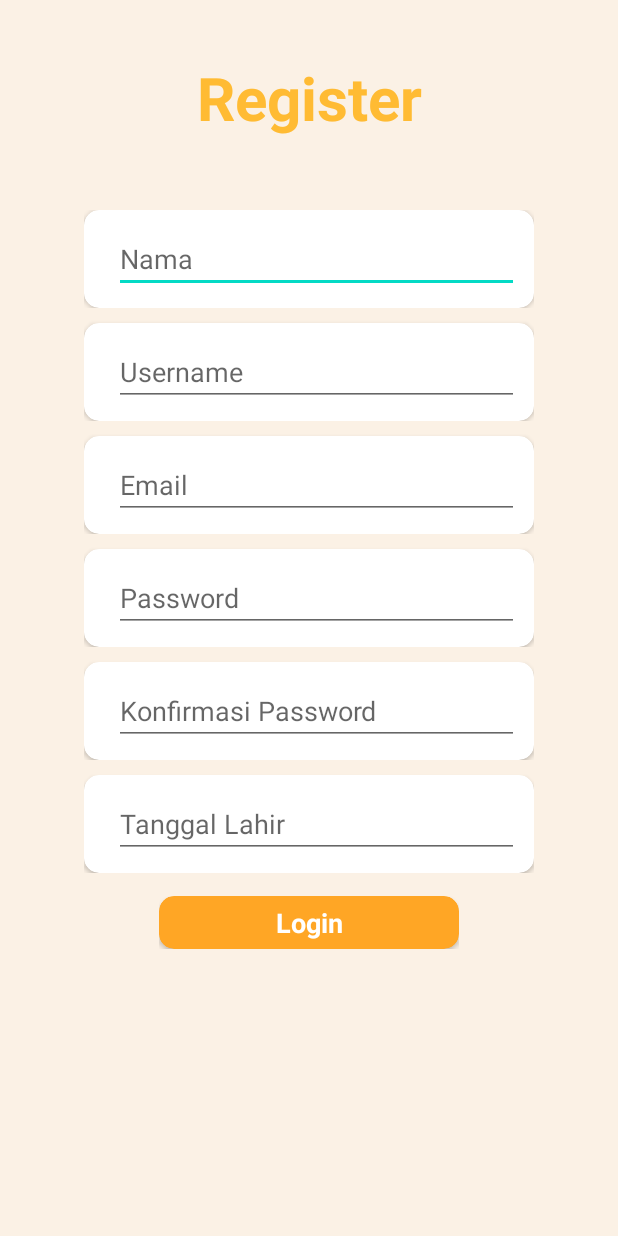
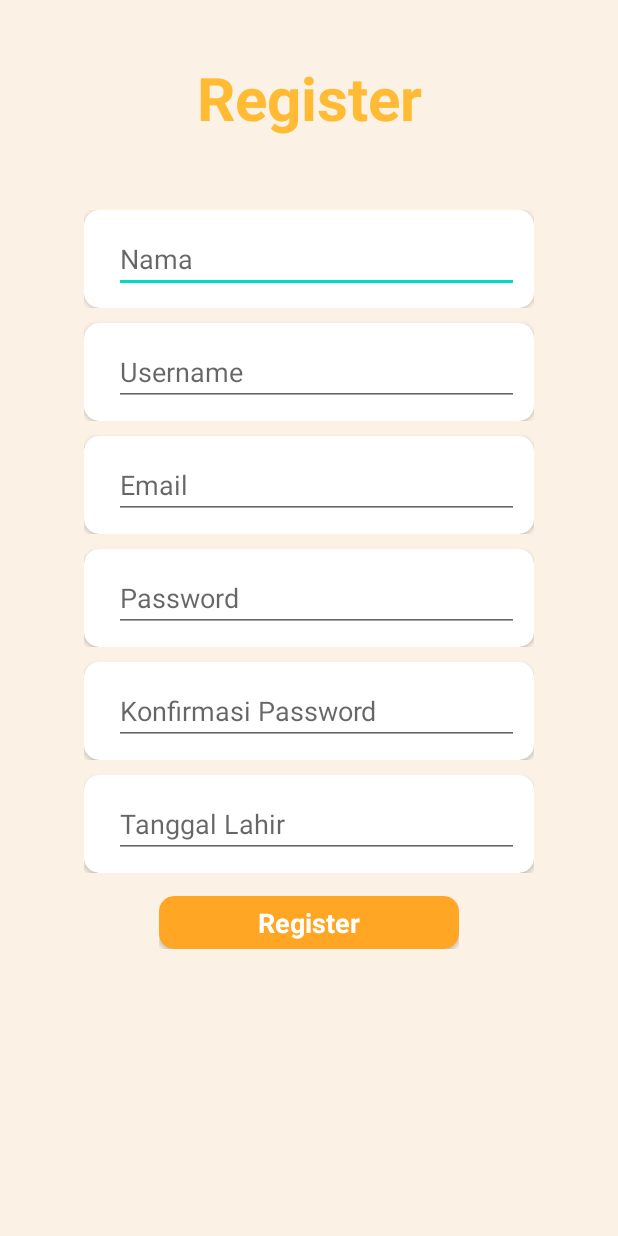
Before and after one commit to PutriEndahP/welearn_android, an Android app: the RegisterActivity screen opened directly, with no data from a screen before it, on a phone screen of 412 x 824 dp. Run offline under Robolectric (Android 15) with nearby library versions, the phone set to English and light mode, and no system bars.

Commit message:
register java

```diff
--- a/app/src/main/java/com/example/welearn/Activity/RegisterActivity.java
+++ b/app/src/main/java/com/example/welearn/Activity/RegisterActivity.java
@@ -1,16 +1,31 @@
 package com.example.welearn.Activity;
 
 import androidx.appcompat.app.AppCompatActivity;
+import androidx.cardview.widget.CardView;
 
 import android.os.Bundle;
+import android.widget.EditText;
+import android.widget.TextView;
 
 import com.example.welearn.R;
 
 public class RegisterActivity extends AppCompatActivity {
 
+    TextView title;
+    CardView cardView, cardView1, cardView2, cardView3, cardView4, cardView5, cardView6;
+    EditText nama, username, email, password, konfirm_pass, tgl_lahir;
+
     @Override
     protected void onCreate(Bundle savedInstanceState) {
         super.onCreate(savedInstanceState);
         setContentView(R.layout.activity_register);
+        title = (TextView)findViewById(R.id.judul);
+        cardView = (CardView)findViewById(R.id.card_nama);
+        cardView1 = (CardView)findViewById(R.id.card_username);
+        cardView2 = (CardView)findViewById(R.id.card_email);
+        cardView3 = (CardView)findViewById(R.id.card_password);
+        cardView4 = (CardView)findViewById(R.id.card_konfirmasi_password);
+        cardView5 = (CardView)findViewById(R.id.card_tgl_lahir);
+        cardView6 = (CardView)findViewById(R.id.btn_register);
     }
 }
--- a/app/src/main/res/layout/activity_register.xml
+++ b/app/src/main/res/layout/activity_register.xml
@@ -7,18 +7,15 @@
     android:orientation="vertical"
     tools:context=".Activity.RegisterActivity"
     android:background="@color/colorBG">
-
     <LinearLayout
         android:layout_width="match_parent"
         android:layout_height="match_parent"
         android:orientation="vertical">
-
         <RelativeLayout
             android:layout_width="match_parent"
             android:layout_height="130dp"
             android:background="@color/colorBG"
             android:scaleType="centerCrop">
-
             <TextView
                 android:id="@+id/judul"
                 android:layout_width="match_parent"
@@ -214,12 +211,12 @@
                 android:layout_width="200dp"
                 android:layout_height="wrap_content"
                 app:cardCornerRadius="10dp"
-                android:id="@+id/btn_login"
+                android:id="@+id/btn_register"
                 app:cardBackgroundColor="@color/colorPrimary">
                 <TextView
                     android:layout_width="match_parent"
                     android:layout_height="wrap_content"
-                    android:text="Login"
+                    android:text="Register"
                     android:textStyle="bold"
                     android:textSize="18sp"
                     android:textColor="@android:color/white"
@@ -230,5 +227,4 @@
         </LinearLayout>
     </LinearLayout>
     </LinearLayout>
-
 </RelativeLayout>
```
